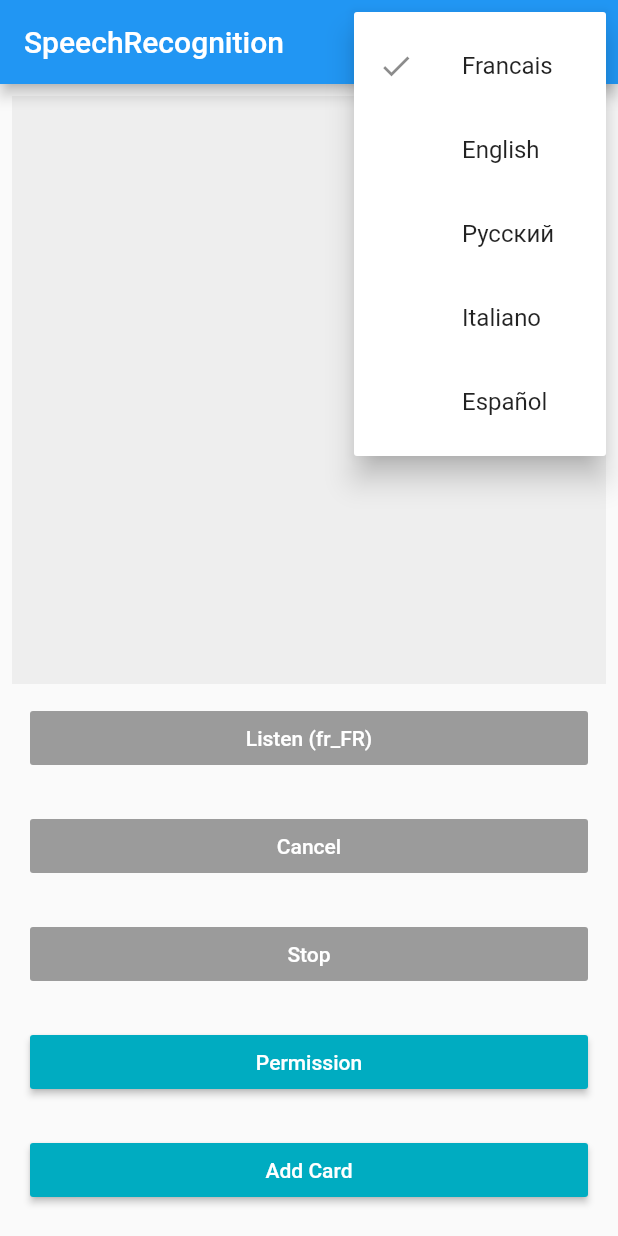
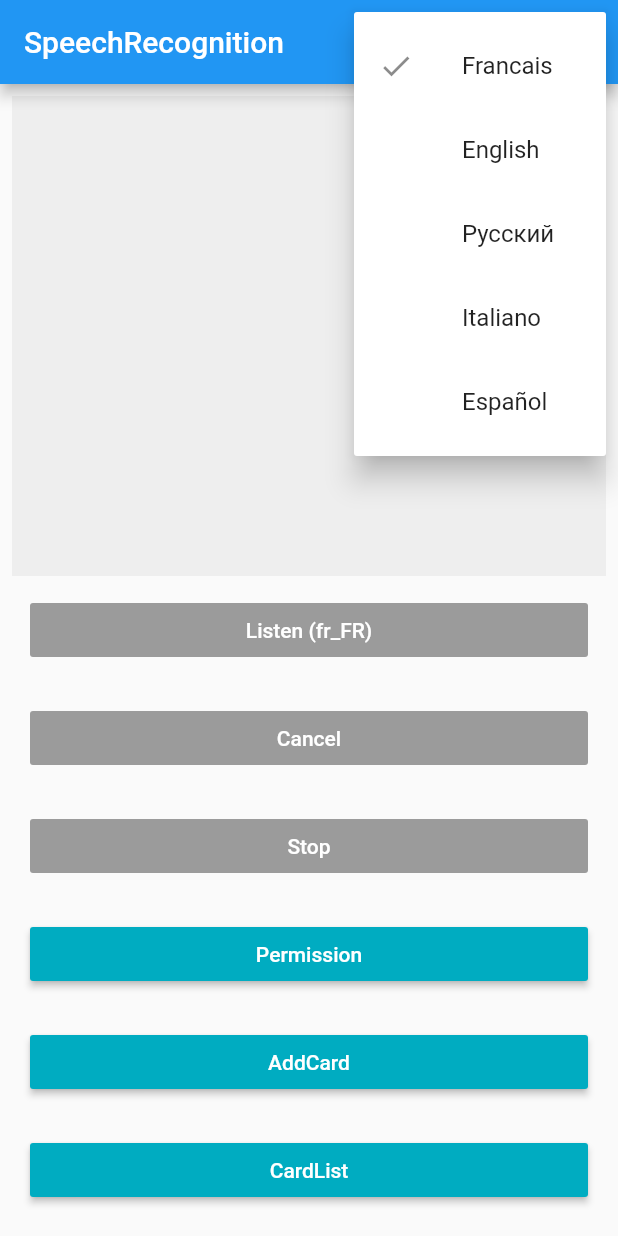
Before and after one commit to k5trismegistus/Pembroke, a Flutter app: the screen it shows after launch, after a tap on the "more vert" icon, on a phone screen of 412 x 824 dp. Run offline on Flutter 3.47's test engine with Material 2 defaults, Android fonts, the phone set to English and light mode, and no system bars; our stand-ins replace sqflite; missing offline and left inert: simple_permissions, speech_recognition; accounts and stored records are empty; statements that could not run were skipped.

Commit message:
:tada: Create and read sqlite record

```diff
--- a/lib/main.dart
+++ b/lib/main.dart
@@ -1,10 +1,13 @@
 import 'package:flutter/material.dart';
 import 'package:pembroke/pages/add_card_page.dart';
+import 'package:pembroke/pages/card_list_page.dart';
 import 'package:speech_recognition/speech_recognition.dart';
 import 'package:simple_permissions/simple_permissions.dart';
+import 'package:pembroke/repositories/db.dart';
 
 void main() {
-  runApp(new MyApp());
+  DbStore.initialize()
+    .then((_) => runApp(new MyApp()));
 }
 
 const languages = const [
@@ -22,12 +25,21 @@ class Language {
   const Language(this.name, this.code);
 }
 
-class MyApp extends StatefulWidget {
+class MyApp extends StatelessWidget {
   @override
-  _MyAppState createState() => new _MyAppState();
+  Widget build(BuildContext context) {
+    return new MaterialApp(
+      home: HomeScreen(),
+    );
+  }
 }
 
-class _MyAppState extends State<MyApp> {
+class HomeScreen extends StatefulWidget {
+  @override
+  _HomeScreenState createState() => new _HomeScreenState();
+}
+
+class _HomeScreenState extends State<HomeScreen> {
   SpeechRecognition _speech;
 
   bool _speechRecognitionAvailable = false;
@@ -75,8 +87,7 @@ class _MyAppState extends State<MyApp> {
   @override
   Widget build(BuildContext context) {
 
-    return new MaterialApp(
-      home: new Scaffold(
+    return new Scaffold(
       appBar: new AppBar(
         title: new Text('SpeechRecognition'),
         actions: [
@@ -122,16 +133,23 @@ class _MyAppState extends State<MyApp> {
                   onPressed: () {
                     Navigator.push(
                       context,
-                        MaterialPageRoute(
-                            builder: (BuildContext context) => AddCardPage()),
+                      new MaterialPageRoute(builder: (context) => new AddCardPage()),
                     );
                   },
-                    label: 'Add Card',
+                  label: 'AddCard',
+                ),
+                _buildButton(
+                  onPressed: () {
+                    Navigator.push(
+                      context,
+                      new MaterialPageRoute(builder: (context) => new CardListPage()),
+                    );
+                  },
+                  label: 'CardList',
                 ),
               ],
             ),
           )),
-      ),
     );
   }
 
--- a/lib/models/card.dart
+++ b/lib/models/card.dart
@@ -12,4 +12,8 @@ class Card {
       'language': language,
     };
   }
+
+  static Card fromMap(Map<String, dynamic> map) {
+    return Card(id: map['id'], text: map['text'], language: map['language']);
+  }
 }
```
Also changed, not shown: lib/pages/add_card_page.dart (+12 -5 lines), lib/pages/card_list_page.dart (added, +88 -0 lines), lib/repositories/card_repository.dart (+17 -9 lines), lib/repositories/db.dart (+8 -18 lines), 1 other file. Lines whose indentation alone changed are shown as unchanged.
